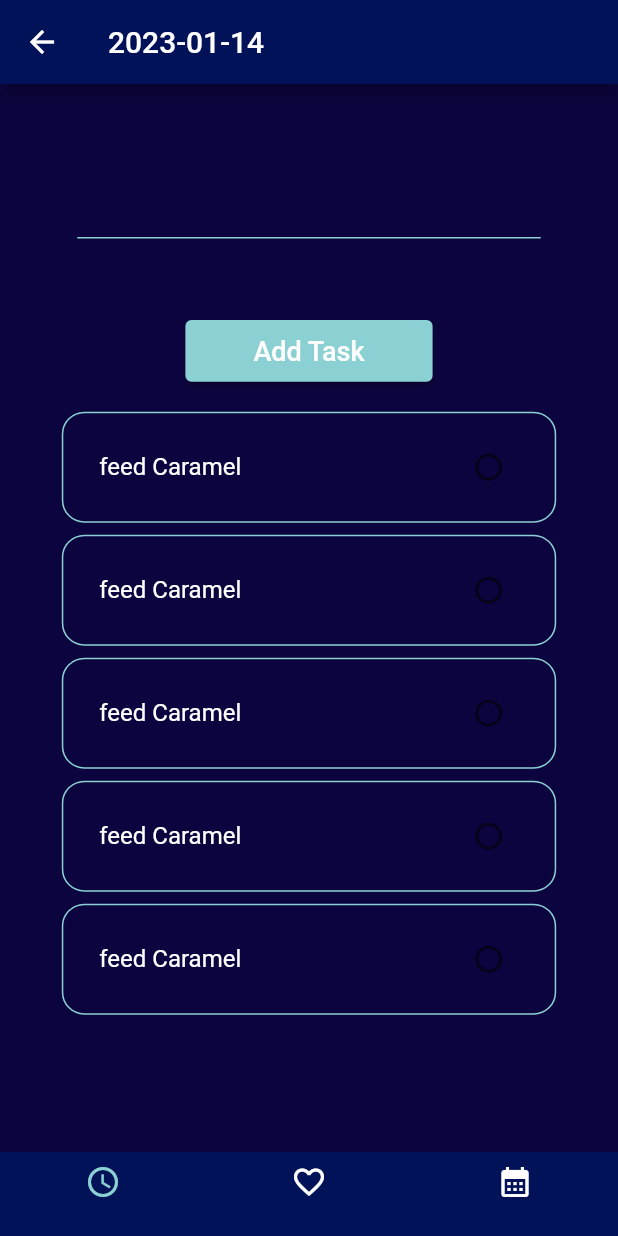
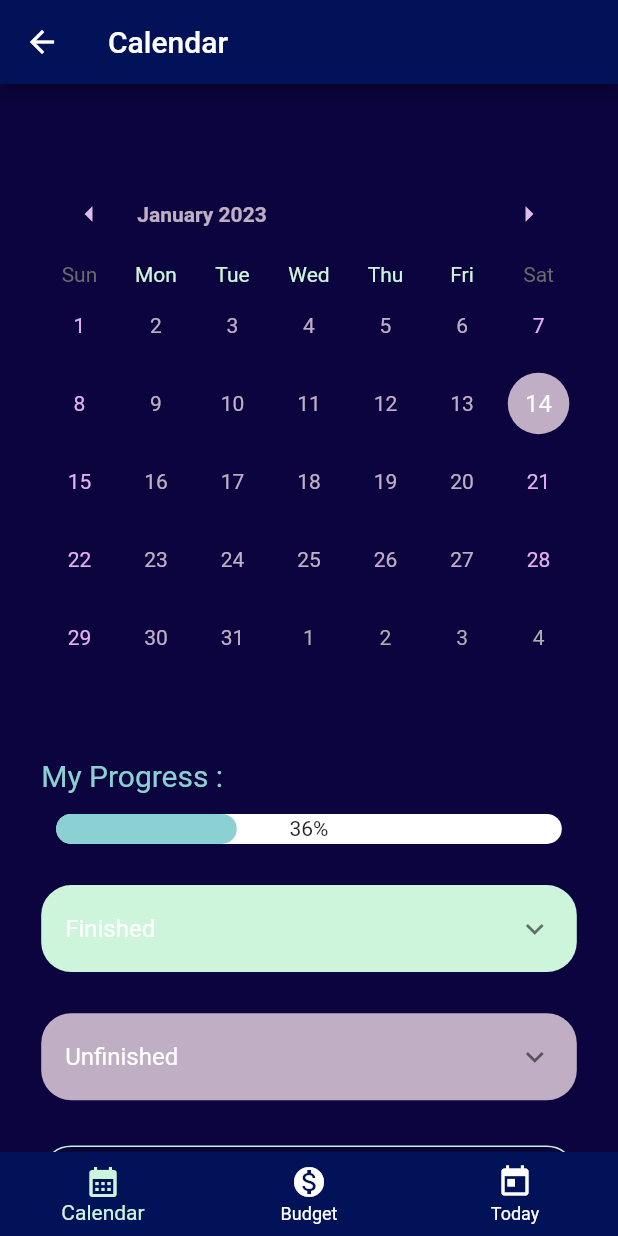
Before and after one commit to MeryamAjlani/Journey, a Flutter app: the screen it shows after launch, on a phone screen of 412 x 824 dp. Run offline on Flutter 3.47's test engine with Material 2 defaults, Android fonts, the phone set to English and light mode, and no system bars; drawn by our look-alikes of percent_indicator, table_calendar; our stand-ins replace custom_rating_bar, shared_preferences, syncfusion_flutter_charts; missing offline and left inert: paged_vertical_calendar.

Commit message:
Screen navigation

```diff
--- /dev/null
+++ b/lib/Screens/CalendarScreen.dart
@@ -0,0 +1,161 @@
+// ignore_for_file: prefer_const_literals_to_create_immutables, prefer_const_constructors
+
+import 'package:flutter/cupertino.dart';
+import 'package:flutter/material.dart';
+import 'package:flutter/src/foundation/key.dart';
+import 'package:flutter/src/widgets/container.dart';
+import 'package:flutter/src/widgets/framework.dart';
+import 'package:my_journey/constants/ColorPalette.dart';
+import 'package:my_journey/screensize/ScreenSize.dart';
+import 'package:my_journey/widgets/Calendar/Accordion.dart';
+import 'package:my_journey/widgets/Calendar/Calendar.dart';
+import 'package:percent_indicator/percent_indicator.dart';
+
+class CalendarScreen extends StatefulWidget {
+  const CalendarScreen({Key? key}) : super(key: key);
+
+  @override
+  State<CalendarScreen> createState() => _CalendarScreenState();
+}
+
+class _CalendarScreenState extends State<CalendarScreen> {
+  String _getDateString() {
+    List months = [
+      'January',
+      'February',
+      'March',
+      'April',
+      'May',
+      'June',
+      'July',
+      'August',
+      'September',
+      'October',
+      'November',
+      'December'
+    ];
+    DateTime now = new DateTime.now();
+    var mon = now.month;
+
+    String day = now.day.toString();
+    String year = now.year.toString();
+    String result = "${months[mon + 1]} , ${day}  ${year}";
+    return result;
+  }
+
+  final int _finishedCount = 5;
+  final int _unfinishedCount = 9;
+
+  @override
+  Widget build(BuildContext context) {
+    String date = _getDateString();
+    SizeConfig sizeConfig = new SizeConfig();
+    sizeConfig.init(context);
+    return Scaffold(
+      backgroundColor: Color.fromARGB(255, 12, 4, 62),
+      body: SafeArea(
+          child: SingleChildScrollView(
+        child: Column(
+          children: [
+            Padding(
+              padding: EdgeInsets.symmetric(
+                  vertical: SizeConfig.screenHeight / 15,
+                  horizontal: SizeConfig.screenWidth / 15),
+              child: Calendar(),
+            ),
+            Padding(
+              padding:
+                  EdgeInsets.symmetric(horizontal: SizeConfig.screenWidth / 15),
+              child: Align(
+                  alignment: Alignment.topLeft,
+                  child: Text(
+                    "My Progress :",
+                    style:
+                        TextStyle(color: ColorPalette.lightBlue, fontSize: 20),
+                  )),
+            ),
+            Padding(
+              padding: EdgeInsets.symmetric(
+                  vertical: SizeConfig.screenHeight / 60,
+                  horizontal: SizeConfig.screenWidth / 15),
+              child: LinearPercentIndicator(
+                barRadius: Radius.circular(20),
+                animation: true,
+                lineHeight: 20.0,
+                animationDuration: 2000,
+                percent: _finishedCount / (_finishedCount + _unfinishedCount),
+                center: Text(
+                    (_finishedCount * 100 / (_finishedCount + _unfinishedCount))
+                            .round()
+                            .toString() +
+                        "%"),
+                progressColor: ColorPalette.lightBlue,
+                backgroundColor: Colors.white,
+              ),
+            ),
+            Padding(
+                padding: EdgeInsets.symmetric(
+                    vertical: SizeConfig.screenHeight / 60,
+                    horizontal: SizeConfig.screenWidth / 15),
+                child: AccordionWidget(
+                    title: 'Finished',
+                    data: ['nyaaaa', 'nyaaaa', 'nyaaaa', 'nyaaaa', 'nyaaaa'],
+                    color: ColorPalette.lightGreen)),
+            Padding(
+              padding: EdgeInsets.symmetric(
+                  vertical: SizeConfig.screenHeight / 60,
+                  horizontal: SizeConfig.screenWidth / 15),
+              child: SizedBox(
+                  child: AccordionWidget(
+                      title: 'Unfinished',
+                      data: ['nyaaaa', 'nyaaaa', 'nyaaaa', 'nyaaaa', 'nyaaaa'],
+                      color: ColorPalette.pink)),
+            ),
+
+
+            Padding(
+              padding: EdgeInsets.symmetric(
+                    vertical: SizeConfig.screenHeight / 50,
+                    horizontal: SizeConfig.screenWidth / 15),
+              child: Container(
+                decoration: BoxDecoration(
+                    border: Border.all(color: ColorPalette.lightGreen),
+                    borderRadius: BorderRadius.all(Radius.circular(20))),
+                child: Padding(
+                  padding: const EdgeInsets.only(
+                      left: 8.0, right: 8.0, top: 20, bottom: 20.0),
+                  child:  Column(
+                    children: [
+                         Padding(
+              padding:
+                  EdgeInsets.only(bottom: SizeConfig.screenHeight / 70),
+              child: Align(
+                  alignment: Alignment.topLeft,
+                  child: Text(
+                    "My Budget:",
+                    style:
+                        TextStyle(color: ColorPalette.lightBlue, fontSize: 20),
+                  )),
+            ),
+                      SizedBox(
+                        child: Row(
+                            mainAxisAlignment: MainAxisAlignment.spaceBetween,
+                            children: [
+                          Text(
+                            "Money Spent",
+                            style: TextStyle(color: Colors.white),
+                          ),
+                          Text('45274 ' + '\$',
+                              style: TextStyle(color: Colors.white))
+                        ])),
+                    ],
+                  ),
+                ),
+              ),
+            ),
+          ],
+        ),
+      )),
+    );
+  }
+}
--- a/lib/Screens/ConfigureScheduleScreen.dart
+++ b/lib/Screens/ConfigureScheduleScreen.dart
@@ -4,7 +4,6 @@ import 'package:flutter/material.dart';
 import 'package:flutter/services.dart';
 import 'package:my_journey/constants/ColorPalette.dart';
 import 'package:my_journey/screensize/ScreenSize.dart';
-import 'package:my_journey/widgets/BottomBarWidget.dart';
 import 'package:my_journey/widgets/InputWidget.dart';
 import 'package:my_journey/widgets/StandardButton.dart';
 
@@ -30,13 +29,6 @@ class _ConfigurationScreenState extends State<ConfigurationScreen> {
     SizeConfig sizeConfig = SizeConfig();
     sizeConfig.init(context);
     return Scaffold(
-      appBar: AppBar(
-        backgroundColor: Color.fromARGB(255, 2, 18, 89),
-        leading: const Icon(Icons.arrow_back),
-        title: Text('${DateTime.now().toString().substring(0, 10)}',
-            style: TextStyle(color: Colors.white, fontSize: 20)),
-      ),
-      bottomNavigationBar: BottomBar(index: 1,),
       backgroundColor: ColorPalette.background,
       body: SafeArea(
         child: SingleChildScrollView(
--- a/lib/Screens/HomeScreen.dart
+++ b/lib/Screens/HomeScreen.dart
@@ -1,10 +1,19 @@
+// ignore_for_file: prefer_final_fields, prefer_const_constructors
+
+
 import 'package:flutter/material.dart';
 import 'package:flutter/src/foundation/key.dart';
 import 'package:flutter/src/widgets/container.dart';
 import 'package:flutter/src/widgets/framework.dart';
 import 'package:my_journey/Screens/AnalyticsScreen.dart';
+import 'package:my_journey/Screens/BudgetScreen.dart';
+import 'package:my_journey/Screens/CalendarScreen.dart';
 import 'package:my_journey/Screens/ConfigureScheduleScreen.dart';
-import 'package:my_journey/widgets/Calendar.dart';
+import 'package:my_journey/Screens/NotesScreen.dart';
+import 'package:my_journey/constants/ColorPalette.dart';
+import 'package:my_journey/widgets/Calendar/Calendar.dart';
+import 'package:shared_preferences/shared_preferences.dart';
+
 
 class Home extends StatefulWidget {
   const Home({Key? key}) : super(key: key);
@@ -14,11 +23,57 @@ class Home extends StatefulWidget {
 }
 
 class _HomeState extends State<Home> {
+
+  void _onItemTapped(int value) {
+    setState(() {
+      _selectedIndex = value;
+    });
+    _pageController.jumpToPage(value);
+  }
+  PageController _pageController = PageController();
+  List<Widget> _screens = [CalendarScreen(), BudgetScreen(), ConfigurationScreen()];
+  int _selectedIndex = 0;
   @override
   Widget build(BuildContext context) {
     List<String> tasks = [];
     return Scaffold(
-      body: ConfigurationScreen(),
-    );
+        appBar: AppBar(
+          backgroundColor: Color.fromARGB(255, 2, 18, 89),
+          leading: const Icon(Icons.arrow_back),
+          title: Text('Calendar',
+              style: TextStyle(color: Colors.white, fontSize: 20)),
+        ),
+        body: PageView(
+            children: _screens,
+            controller: _pageController,
+            onPageChanged: (page) {
+              setState(() {
+                _selectedIndex = page;
+              });
+            }),
+        bottomNavigationBar: BottomNavigationBar(
+            type: BottomNavigationBarType.fixed,
+          backgroundColor: Color.fromARGB(255, 2, 18, 89),
+          unselectedItemColor: Colors.white,
+          items: const <BottomNavigationBarItem>[
+            BottomNavigationBarItem(
+              icon: Icon(Icons.calendar_month),
+              label: 'Calendar',
+            ),
+              BottomNavigationBarItem(
+              icon: Icon(Icons.monetization_on),
+              label: 'Budget',
+            ),
+            BottomNavigationBarItem(
+              icon: Icon(Icons.today),
+              label: 'Today',
+            ),
+
+
+          ],
+          currentIndex: _selectedIndex,
+          selectedItemColor: ColorPalette.lightGreen,
+          onTap: _onItemTapped,
+        ));
   }
 }
--- a/lib/main.dart
+++ b/lib/main.dart
@@ -1,14 +1,22 @@
 import 'package:flutter/material.dart';
+import 'package:my_journey/Screens/ConfigureScheduleScreen.dart';
 import 'package:my_journey/Screens/HomeScreen.dart';
 import 'package:my_journey/constants/ColorPalette.dart';
 import 'package:my_journey/Screens/AnalyticsScreen.dart';
+import 'package:my_journey/constants/SharedPrefs.dart';
 import 'package:my_journey/screensize/ScreenSize.dart';
-import 'package:my_journey/widgets/Calendar.dart';
+import 'package:my_journey/widgets/Calendar/Calendar.dart';
 import 'package:my_journey/widgets/ProgressChartWidget.dart';
 import 'package:paged_vertical_calendar/paged_vertical_calendar.dart';
+import 'package:shared_preferences/shared_preferences.dart';
 
-void main() {
 
+
+void main() async {
+   WidgetsFlutterBinding.ensureInitialized();
+
+  // Initialize SharedPrefs instance.
+  await SharedPrefs.init();
   runApp(const MyApp());
 }
 
@@ -18,8 +26,6 @@ class MyApp extends StatelessWidget {
   // This widget is the root of your application.
   @override
   Widget build(BuildContext context) {
-
-
     return MaterialApp(
       title: 'Flutter Demo',
       theme: ThemeData(
@@ -34,7 +40,14 @@ class MyApp extends StatelessWidget {
         // is not restarted.
         primarySwatch: Colors.blue,
       ),
-      home: Home(),
+      initialRoute: '/',
+      routes: {
+        // When navigating to the "/" route, build the FirstScreen widget.
+        '/': (context) => const Home(),
+        // When navigating to the "/second" route, build the SecondScreen widget.
+        '/calendar': (context) => const Home(),
+        '/today': (context) => const ConfigurationScreen(),
+      },
     );
   }
 }
--- a/lib/widgets/BottomBarWidget.dart
+++ /dev/null
@@ -1,56 +0,0 @@
-import 'package:flutter/material.dart';
-import 'package:flutter/src/foundation/key.dart';
-import 'package:flutter/src/widgets/container.dart';
-import 'package:flutter/src/widgets/framework.dart';
-import 'package:my_journey/constants/ColorPalette.dart';
-
-class BottomBar extends StatefulWidget {
-  const BottomBar({Key? key, required this.index}) : super(key: key);
-  final int index;
-  @override
-  State<BottomBar> createState() => _BottomBarState();
-}
-
-class _BottomBarState extends State<BottomBar> {
-  int _selectedIndex = 0;
-  void _onItemTapped(int index) {
-    setState(() {
-      this._selectedIndex = index;
-    });
-
-    initState() {
-      _selectedIndex = widget.index;
-    }
-  }
-
-  @override
-  Widget build(BuildContext context) {
-    return BottomNavigationBar(
-      backgroundColor: Color.fromARGB(255, 2, 18, 89),
-      items: <BottomNavigationBarItem>[
-        BottomNavigationBarItem(
-          icon: Icon(Icons.schedule,
-              color:
-                  _selectedIndex == 0 ? ColorPalette.lightBlue : Colors.white),
-          label: '',
-        ),
-        BottomNavigationBarItem(
-          icon: Icon(Icons.favorite_border,
-              color:
-                  _selectedIndex == 1 ? ColorPalette.lightBlue : Colors.white),
-          label: '',
-        ),
-        BottomNavigationBarItem(
-          icon: Icon(Icons.calendar_month,
-              color:
-                  _selectedIndex == 2 ? ColorPalette.lightBlue : Colors.white),
-          label: '',
-        ),
-      ],
-      currentIndex: _selectedIndex,
-      unselectedLabelStyle: TextStyle(color: Colors.white),
-      selectedItemColor: ColorPalette.lightBlue,
-      onTap: _onItemTapped,
-    );
-  }
-}
--- /dev/null
+++ b/lib/widgets/Calendar/Accordion.dart
@@ -0,0 +1,46 @@
+import 'package:flutter/material.dart';
+import 'package:flutter/src/foundation/key.dart';
+import 'package:flutter/src/widgets/container.dart';
+import 'package:flutter/src/widgets/framework.dart';
+import 'package:my_journey/constants/ColorPalette.dart';
+
+class AccordionWidget extends StatefulWidget {
+  const AccordionWidget(
+      {Key? key, required this.title, required this.data, required this.color})
+      : super(key: key);
+  final String title;
+  final List<String> data;
+  final Color color;
+  @override
+  State<AccordionWidget> createState() => _AccordionWidgetState();
+}
+
+class _AccordionWidgetState extends State<AccordionWidget> {
+  @override
+  Widget build(BuildContext context) {
+    return Container(
+
+      decoration: BoxDecoration(
+          color: widget.color,
+          borderRadius: BorderRadius.circular(20)),
+      child: ExpansionTile(
+
+        title: Text(widget.title,style: TextStyle(color: Colors.white),),
+        children: <Widget>[
+        ListView.builder(
+          physics: NeverScrollableScrollPhysics(),
+          shrinkWrap: true,
+          itemCount: widget.data.length,
+
+          itemBuilder: (context, index) {
+            return ListTile(
+              title: Text(widget.data[index]),
+            );
+          },
+        ),
+
+        ],
+      ),
+    );
+  }
+}
--- a/lib/widgets/Calendar.dart
+++ b/lib/widgets/Calendar/Calendar.dart
@@ -20,6 +20,7 @@ class _CalendarState extends State<Calendar> {
     return Container(
       color: ColorPalette.background,
       child: TableCalendar(
+        availableGestures: AvailableGestures.none,
         headerStyle: const HeaderStyle(
           formatButtonVisible: false,
           leftChevronIcon:
--- a/lib/widgets/InputWidget.dart
+++ b/lib/widgets/InputWidget.dart
@@ -1,15 +1,22 @@
+// ignore_for_file: prefer_const_constructors
+
 import 'package:flutter/material.dart';
 import 'package:flutter/services.dart';
 import 'package:my_journey/constants/ColorPalette.dart';
 import 'package:my_journey/screensize/ScreenSize.dart';
 
 class CustomInput extends StatefulWidget {
-  const CustomInput({Key? key, required this.hintText,
+  const CustomInput(
+      {Key? key,
+      required this.hintText,
       this.inputFormatters,
-    this.validator,}) : super(key: key);
+      this.validator,
+      this.inputType = TextInputType.text})
+      : super(key: key);
   final String hintText;
   final List<TextInputFormatter>? inputFormatters;
   final String? Function(String?)? validator;
+  final TextInputType inputType;
   @override
   State<CustomInput> createState() => _CustomInputState();
 }
@@ -17,40 +24,46 @@ class CustomInput extends StatefulWidget {
 class _CustomInputState extends State<CustomInput> {
   @override
   Widget build(BuildContext context) {
-
     SizeConfig sizeConfig = new SizeConfig();
     sizeConfig.init(context);
 
-    return  Padding(
-      padding:  EdgeInsets.only(top:SizeConfig.screenHeight/15,right: SizeConfig.screenWidth/8,left: SizeConfig.screenWidth/8,bottom: SizeConfig.screenWidth/12),
+    return Padding(
+        padding: EdgeInsets.only(
+            top: SizeConfig.screenHeight / 15,
+            right: SizeConfig.screenWidth / 8,
+            left: SizeConfig.screenWidth / 8,
+            bottom: SizeConfig.screenWidth / 12),
         child: TextFormField(
-        style: TextStyle(color: Color.fromARGB(255, 235, 208, 241)),
+          keyboardType: widget.inputType,
+          style: TextStyle(color: ColorPalette.lightGreen),
           inputFormatters: widget.inputFormatters,
           validator: widget.validator,
-        decoration: const InputDecoration(
+          decoration: InputDecoration(
+            label: Text(
+              widget.hintText,
+              style: TextStyle(color: ColorPalette.lightGreen),
+            ),
             enabledBorder: UnderlineInputBorder(
-                                borderSide: BorderSide(
-                                    color: ColorPalette.lightBlue, width: 1.0),
+              borderSide:
+                  BorderSide(color: ColorPalette.lightGreen, width: 1.0),
             ),
-          border:  UnderlineInputBorder(
-                                borderSide: BorderSide(
-                                    color: ColorPalette.lightBlue, width: 1.0),
+            border: UnderlineInputBorder(
+              borderSide:
+                  BorderSide(color: ColorPalette.lightGreen, width: 1.0),
             ),
-                              errorStyle: TextStyle(color:ColorPalette.lightPurple),
+            errorStyle: TextStyle(color: ColorPalette.lightPurple),
             errorBorder: UnderlineInputBorder(
-                                borderSide: BorderSide(
-                                    color: ColorPalette.lightPurple, width: 1.0),
+              borderSide:
+                  BorderSide(color: ColorPalette.lightPurple, width: 1.0),
             ),
             focusedErrorBorder: UnderlineInputBorder(
-                                borderSide: BorderSide(
-                                    color: ColorPalette.lightGreen, width: 1.0),
+              borderSide:
+                  BorderSide(color: ColorPalette.lightGreen, width: 1.0),
             ),
             focusedBorder: UnderlineInputBorder(
-                                borderSide: BorderSide(
-                                    color: ColorPalette.lightBlue, width: 1.0),
+              borderSide: BorderSide(color: ColorPalette.lightBlue, width: 1.0),
             ),
-
-      ),)
-    );
+          ),
+        ));
   }
 }
--- a/pubspec.yaml
+++ b/pubspec.yaml
@@ -34,6 +34,9 @@ dependencies:
   paged_vertical_calendar: ^1.1.5
   syncfusion_flutter_charts: ^20.3.61
   custom_rating_bar: ^2.0.4
+  accordion: ^2.5.1
+  percent_indicator: ^4.2.2
+  shared_preferences: ^2.0.16
 
 dev_dependencies:
   flutter_test:
```
Also changed, not shown: lib/Screens/AnalyticsScreen.dart (+7 -13 lines), lib/Screens/BudgetScreen.dart (added, +104 -0 lines), lib/Screens/NotesScreen.dart (added, +17 -0 lines), lib/constants/SharedPrefs.dart (added, +9 -0 lines), lib/widgets/EmptyWidget.dart (added, +17 -0 lines), pubspec.lock. Lines whose indentation alone changed are shown as unchanged.
